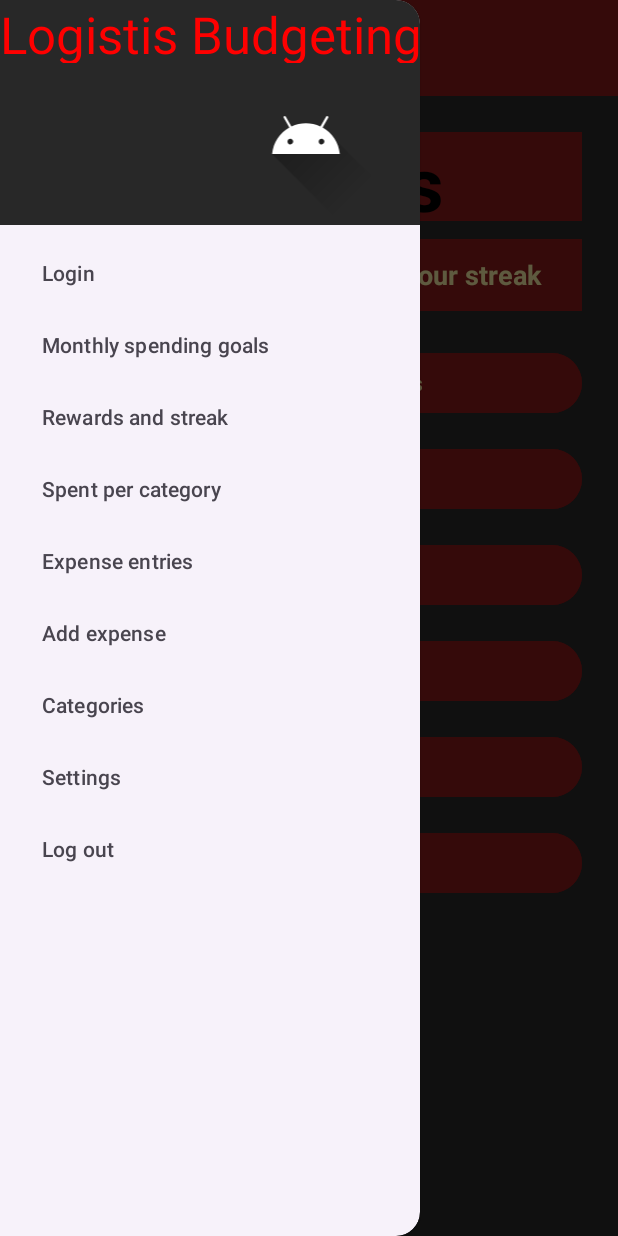
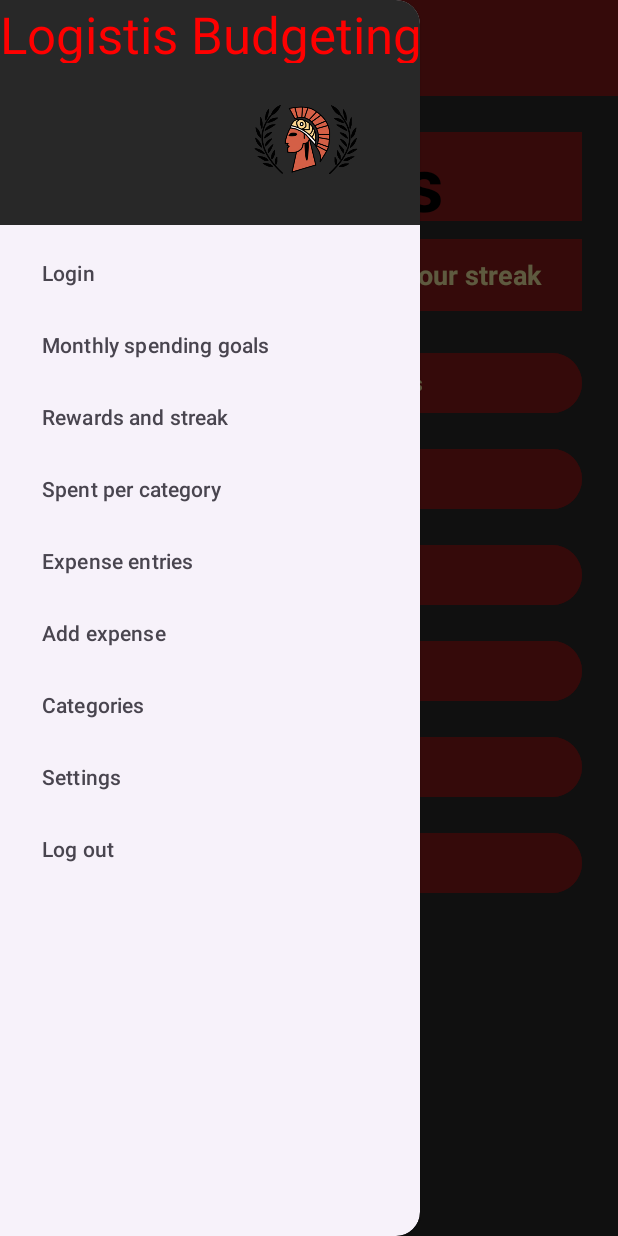
Before and after one commit to Batxen/OPSC7311_Logistis, an Android app: the Menu screen opened directly, with no data from a screen before it, with the side drawer open, on a phone screen of 412 x 824 dp. Run offline under Robolectric (Android 15) with nearby library versions, the phone set to English and light mode, and no system bars; our stand-ins replace Room's generated code.

Commit message:
Add unit tests, GitHub Actions workflow, app icon and Part 1 documents

```diff
--- a/app/src/main/res/layout/nav_header.xml
+++ b/app/src/main/res/layout/nav_header.xml
@@ -12,7 +12,7 @@
         android:layout_height="106dp"
         android:layout_marginBottom="4dp"
         android:contentDescription="@string/settings"
-        android:src="@drawable/ic_launcher_foreground"
+        android:src="@drawable/ic_launcher_foreground_logo"
         app:layout_constraintBottom_toBottomOf="parent"
         tools:layout_editor_absoluteX="1dp"
         tools:srcCompat="@drawable/logo_design" />
```
Also changed, not shown: app/src/main/res/drawable/ic_launcher_foreground_logo.png (added), 2 other files.
